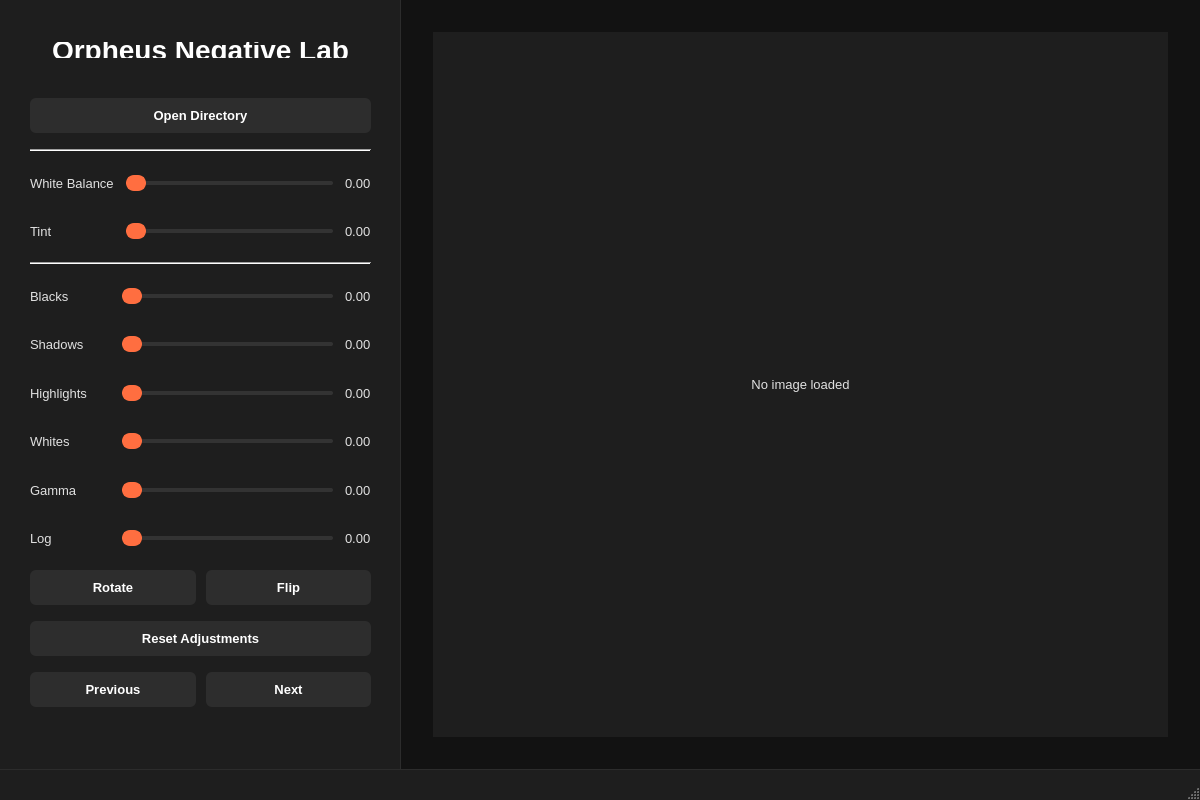
Before: the Qt Designer form app.ui in parasharmohapatra/orpheusnegativelab, drawn with Qt 5.
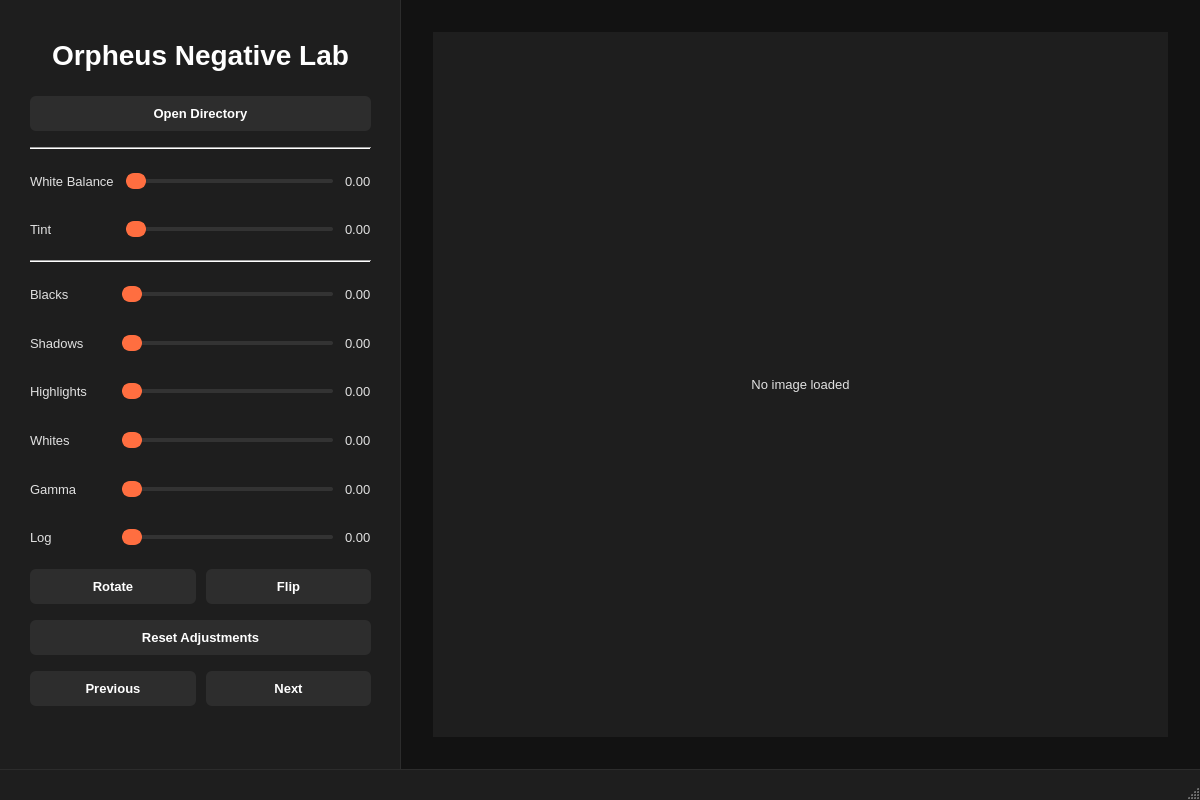
After: the same form once the commit is applied.

Commit message: fixed title cutting out

```diff
--- a/app.ui
+++ b/app.ui
@@ -244,7 +244,7 @@
          <property name="maximumSize">
           <size>
            <width>16777215</width>
-           <height>60</height>
+           <height>70</height>
           </size>
          </property>
          <property name="styleSheet">
@@ -254,8 +254,8 @@
              font-size: 28px;
              font-weight: 600;
              text-align: center;
-             padding: 4px 0px;
-             margin: 8px 0px 20px 0px;
+             padding: 0px 0px;
+             margin: 1px 0px 1px 0px;
            }
           </string>
          </property>
```
